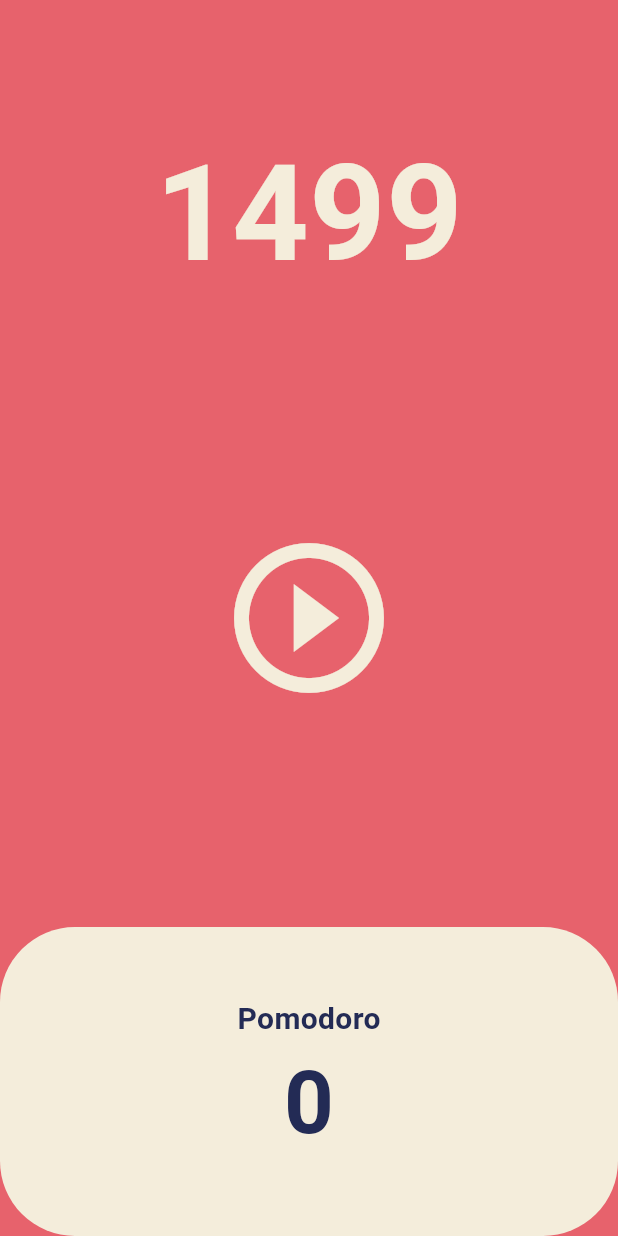
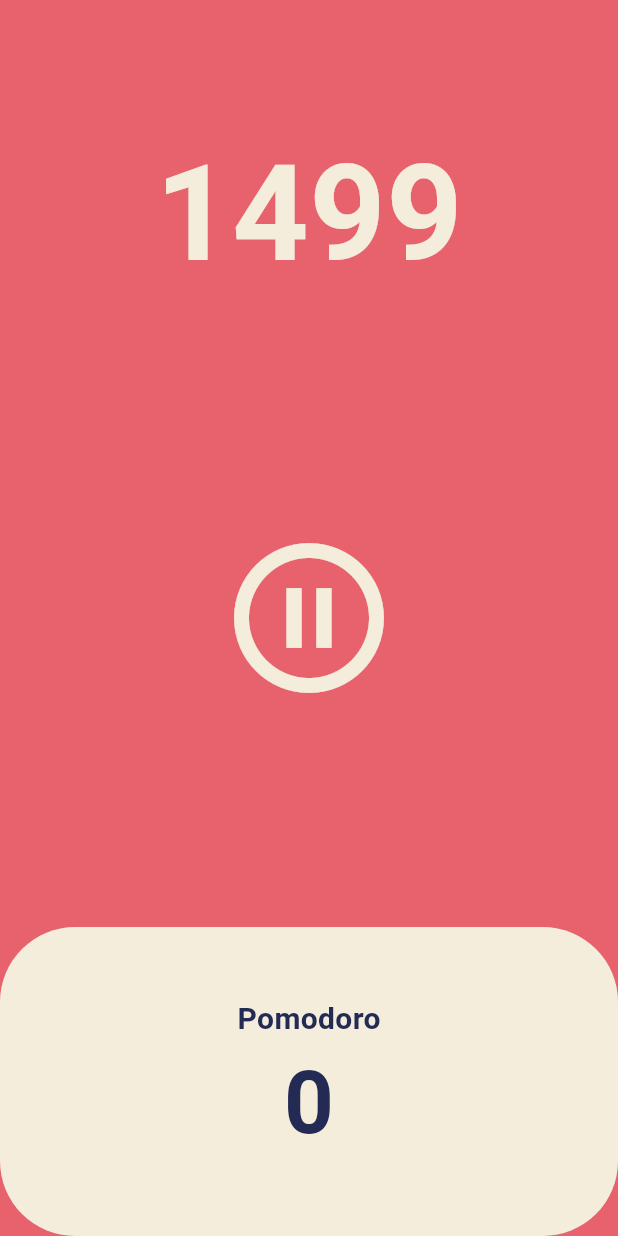
Before and after one commit to dongyoon7212/flutter_study, a Flutter app: the screen it shows after launch, after a tap on the "play circle outline" icon, on a phone screen of 412 x 824 dp. Run offline on Flutter 3.47's test engine with Material 3 defaults, Android fonts, the phone set to English and light mode, and no system bars.

Commit message:
Feat: Pomodoro App Pause and Play

```diff
--- a/lib/screens/home_screen.dart
+++ b/lib/screens/home_screen.dart
@@ -12,6 +12,7 @@ class HomeScreen extends StatefulWidget {
 
 class _HomeScreenState extends State<HomeScreen> {
   int totalSeconds = 1500;
+  bool isRunning = false;
   late Timer timer;
 
   void onTick(Timer timer) {
@@ -25,6 +26,16 @@ class _HomeScreenState extends State<HomeScreen> {
       Duration(seconds: 1),
       onTick,
     );
+    setState(() {
+      isRunning = true;
+    });
+  }
+
+  void onPausePressed() {
+    timer.cancel();
+    setState(() {
+      isRunning = false;
+    });
   }
 
   @override
@@ -53,8 +64,10 @@ class _HomeScreenState extends State<HomeScreen> {
               child: IconButton(
                 color: Theme.of(context).cardColor,
                 iconSize: 120,
-                onPressed: onStartPressed,
-                icon: Icon(Icons.play_circle_outline),
+                onPressed: isRunning ? onPausePressed : onStartPressed,
+                icon: Icon(isRunning
+                    ? Icons.pause_circle_outlined
+                    : Icons.play_circle_outline),
               ),
             ),
           ),
```
